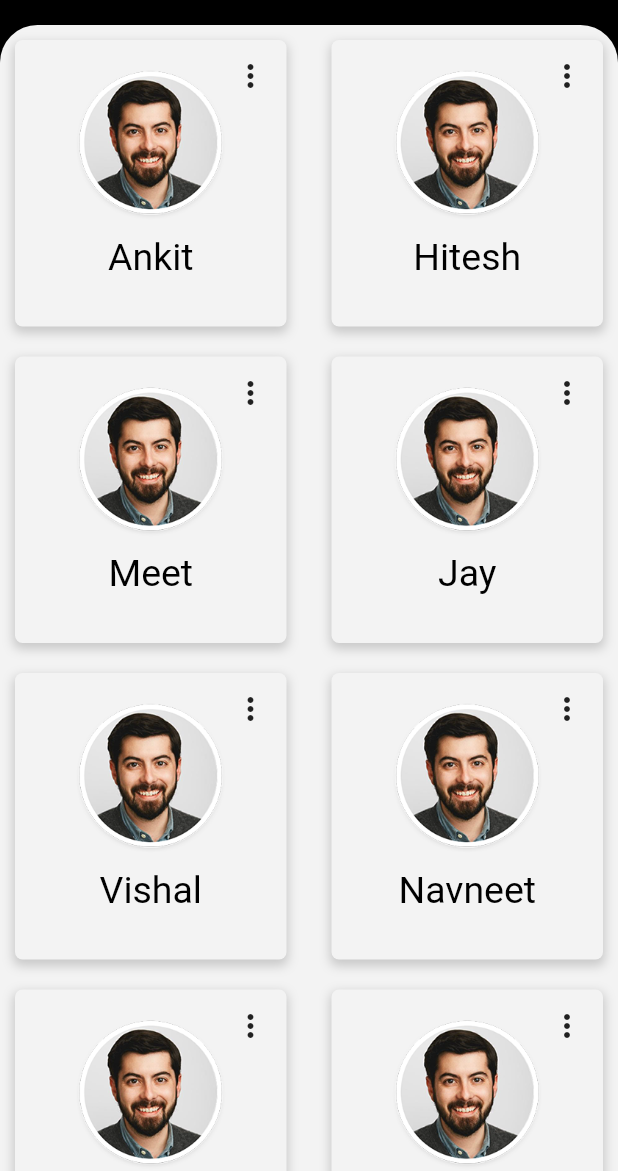
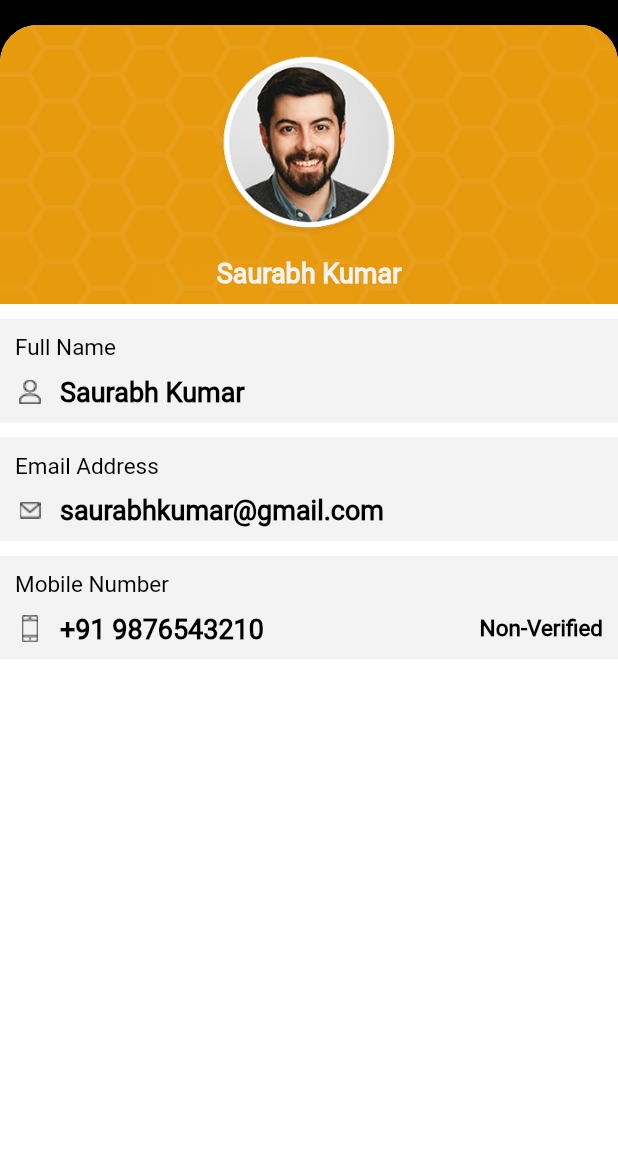
Before and after one commit to brijeshbodariya/ollapro_partner_flutter, a Flutter app: the NonVerifiedTenantSellAllScreen screen opened directly, after a tap on "Ankit", on a phone screen of 412 x 824 dp, the part 65-1236 px from its top. Run offline on Flutter 3.47's test engine with Material 2 defaults, Android fonts, the light colour scheme and no system bars; our stand-ins replace dotted_border, fluttertoast, geolocator, google_maps_flutter, image_picker, pin_code_text_field and 1 more; missing offline and left inert: flutter_google_maps, otp_count_down; statements that could not run were skipped.

Commit message:
tenant screen ui
tenant screen ui

```diff
--- a/lib/main.dart
+++ b/lib/main.dart
@@ -1,12 +1,12 @@
 import 'package:flutter/material.dart';
-// import 'package:flutter_google_maps/flutter_google_maps.dart';
+ import 'package:flutter_google_maps/flutter_google_maps.dart';
 import 'package:ollapro_partner/common/app.dart';
 import 'package:ollapro_partner/screens/splash/splashscreen.dart';
 
 
-void main()async {
+void main() {
   WidgetsFlutterBinding.ensureInitialized();
- // GoogleMap.init('AIzaSyBbRebrQXBFyRcSYWx2RfqEd769V6BlOgo');
+  GoogleMap.init('AIzaSyBbRebrQXBFyRcSYWx2RfqEd769V6BlOgo');
   runApp(MyApp());
 }
 
--- a/lib/screens/dashboard/dashboard_screen.dart
+++ b/lib/screens/dashboard/dashboard_screen.dart
@@ -549,7 +549,6 @@ class DashBoardScreenState extends State<DashBoardScreen>
 
     // set up the AlertDialog
     AlertDialog alert = AlertDialog(
-      title: Text("You just clicked on Logout"),
       content: Text("Are you sure want to Logout?"),
       actions: [
         cancelButton,
--- a/lib/screens/dashboard/new_list_properties_sell_all/new_list_property_screen.dart
+++ b/lib/screens/dashboard/new_list_properties_sell_all/new_list_property_screen.dart
@@ -3,6 +3,7 @@ import 'package:ollapro_partner/common/app.dart';
 import 'package:ollapro_partner/common/common_appbar.dart';
 import 'package:ollapro_partner/common/utils.dart';
 import 'package:ollapro_partner/model/newPropertiesList.dart';
+import 'package:ollapro_partner/screens/dashboard/property_detail/property_detail_screen.dart';
 
 import 'new_list_propertty_screen_view_model.dart';
 
@@ -68,7 +69,11 @@ class NewListPropertyScreenState extends State<NewListPropertyScreen>
                         scrollDirection: Axis.vertical,
                         itemCount: list.length,
                         itemBuilder: (context, index) {
-                          return Container(
+                          return InkWell(
+                            onTap: (){
+                              Navigator.push(context, MaterialPageRoute(builder: (context)=> PropertyDetailScreen() ));
+                            },
+                            child: Container(
                               height: 200,
                               width: Utils.getDeviceWidth(context),
                               margin: EdgeInsets.only(
@@ -132,6 +137,7 @@ class NewListPropertyScreenState extends State<NewListPropertyScreen>
                                   ],
                                 ),
                               ),
+                            ),
                           );
                         }),
                   ),
--- /dev/null
+++ b/lib/screens/dashboard/non_verified_profile/non_verified_profile_screen.dart
@@ -0,0 +1,259 @@
+import 'package:flutter/material.dart';
+import 'package:ollapro_partner/common/app.dart';
+import 'package:ollapro_partner/common/common_appbar.dart';
+import 'package:ollapro_partner/common/utils.dart';
+import 'package:ollapro_partner/screens/dashboard/drawer/my_profile/edit_profile_screen/edit_profile.dart';
+
+import 'non_verified_profile_screen_view_model.dart';
+
+class NonVerifiedProfileScreen extends StatefulWidget {
+  @override
+  NonVerifiedProfileScreenState createState() => NonVerifiedProfileScreenState();
+}
+
+class NonVerifiedProfileScreenState extends State<NonVerifiedProfileScreen> {
+  NonVerifiedProfileScreenViewModel model;
+
+
+  @override
+  Widget build(BuildContext context) {
+    print("runtimeType -> " + runtimeType.toString());
+    model ?? (model = NonVerifiedProfileScreenViewModel(this));
+    return Scaffold(
+      body: SafeArea(
+        child: Container(
+          color: primaryColor,
+          child: Stack(
+            children: [
+            appBarReward(context, App.nonVerifiedTenantTitle),
+              Container(
+                height: Utils.getDeviceHeight(context),
+                width: Utils.getDeviceWidth(context),
+                margin: EdgeInsets.only(top: 60),
+                decoration: BoxDecoration(
+                    borderRadius: BorderRadius.only(
+                        topLeft: Radius.circular(25),
+                        topRight: Radius.circular(25)),
+                    color: whiteMain),
+                child: SingleChildScrollView(
+                  scrollDirection: Axis.vertical,
+                  child: Column(
+                    children: [
+                      Container(
+                        width: MediaQuery.of(context).size.width,
+                        decoration: BoxDecoration(
+                            borderRadius: BorderRadius.only(
+                                topLeft: Radius.circular(25),
+                                topRight: Radius.circular(25)),
+                            image: DecorationImage(
+                                image: AssetImage(App.yellowBg),
+                                fit: BoxFit.cover)),
+                        child: Stack(
+                          alignment: Alignment.bottomCenter,
+                          children: [
+                            dashBoard(),
+                          ],
+                        ),
+                      ),
+                      SizedBox(
+                        height: 10,
+                      ),
+                      fullNameDisplay(),
+                      SizedBox(
+                        height: 10,
+                      ),
+                      emailDisplay(),
+                      SizedBox(
+                        height: 10,
+                      ),
+                      mobileDisplay(),
+                    ],
+                  ),
+                ),
+              )
+            ],
+          ),
+        ),
+      ),
+    );
+  }
+
+  dashBoard() {
+    return Container(
+      child: Column(
+        children: [
+          Container(
+              margin: EdgeInsets.only(top: 20, bottom: 10),
+              width: 120.0,
+              height: 120.0,
+              decoration: BoxDecoration(
+                  shape: BoxShape.circle,
+                  image: DecorationImage(
+                      fit: BoxFit.fill,
+                      image: AssetImage(
+                        App.userImage,
+                      )))),
+          Container(
+              margin: EdgeInsets.only(top: 5, bottom: 10),
+              child: Text(
+                "Saurabh Kumar",
+                style: TextStyle(
+                    fontSize: 18,
+                    fontFamily: App.font,
+                    color: white,
+                    fontWeight: FontWeight.bold),
+              )),
+        ],
+      ),
+    );
+  }
+  fullNameDisplay() {
+    return Container(
+      width: Utils.getDeviceWidth(context),
+      color: white,
+      child: Column(
+        children: [
+          Container(
+            alignment: Alignment.topLeft,
+            padding: EdgeInsets.only(left: 10, top: 10, bottom: 5),
+            child: Text(
+              App.fullName,
+              style: TextStyle(
+                  color: primaryColor, fontFamily: App.font, fontSize: 15),
+            ),
+          ),
+          Container(
+            alignment: Alignment.topLeft,
+            padding: EdgeInsets.only(left: 10, bottom: 10, top: 5),
+            child: Row(
+              children: [
+                Image.asset(
+                  App.personLogo,
+                  color: primaryColor,
+                  height: 20,
+                  width: 20,
+                ),
+                SizedBox(
+                  width: 10,
+                ),
+                Text(
+                  "Saurabh Kumar",
+                  style: TextStyle(
+                      color: primaryColor,
+                      fontWeight: FontWeight.bold,
+                      fontSize: 18),
+                ),
+              ],
+            ),
+          )
+        ],
+      ),
+    );
+  }
+  emailDisplay() {
+    return Container(
+      width: Utils.getDeviceWidth(context),
+      color: white,
+      child: Column(
+        children: [
+          Container(
+            alignment: Alignment.topLeft,
+            padding: EdgeInsets.only(left: 10, top: 10, bottom: 5),
+            child: Text(
+              App.emailAddress,
+              style: TextStyle(
+                  color: primaryColor, fontFamily: App.font, fontSize: 15),
+            ),
+          ),
+          Container(
+            alignment: Alignment.topLeft,
+            padding: EdgeInsets.only(left: 10, bottom: 10, top: 5),
+            child: Row(
+              children: [
+                Image.asset(
+                  App.emailLogo,
+                  color: primaryColor,
+                  height: 20,
+                  width: 20,
+                ),
+                SizedBox(
+                  width: 10,
+                ),
+                Text(
+                  "saurabhkumar@gmail.com",
+                  style: TextStyle(
+                      color: primaryColor,
+                      fontWeight: FontWeight.bold,
+                      fontSize: 18),
+                ),
+              ],
+            ),
+          )
+        ],
+      ),
+    );
+  }
+  mobileDisplay() {
+    return Container(
+      width: Utils.getDeviceWidth(context),
+      color: white,
+      child: Column(
+        children: [
+          Container(
+            alignment: Alignment.topLeft,
+            padding: EdgeInsets.only(left: 10, top: 10, bottom: 5),
+            child: Text(
+              App.mobileNumber,
+              style: TextStyle(
+                  color: primaryColor, fontFamily: App.font, fontSize: 15),
+            ),
+          ),
+          Container(
+            alignment: Alignment.topLeft,
+            padding: EdgeInsets.only(left: 10, bottom: 10, top: 5),
+            child: Row(
+              mainAxisAlignment: MainAxisAlignment.spaceBetween,
+              children: [
+                Row(
+                  children: [
+                    Image.asset(
+                      App.mobileLogo,
+                      color: primaryColor,
+                      height: 20,
+                      width: 20,
+                    ),
+                    SizedBox(
+                      width: 10,
+                    ),
+                    Text(
+                      "+91 9876543210",
+                      style: TextStyle(
+                          color: primaryColor,
+                          fontWeight: FontWeight.bold,
+                          fontSize: 18),
+                    )
+                  ],
+                ),
+                Row(
+                  children: [
+                    Container(
+                      margin: EdgeInsets.only(left: 5, right: 10),
+                      child: Text(
+                        "Non-Verified",
+                        style: TextStyle(
+                            color: primaryColor,
+                            fontFamily: App.font,
+                            fontSize: 15,
+                            fontWeight: FontWeight.bold),
+                      ),
+                    )
+                  ],
+                )
+              ],
+            ),
+          )
+        ],
+      ),
+    );
+  }
+}
--- /dev/null
+++ b/lib/screens/dashboard/non_verified_profile/non_verified_profile_screen_view_model.dart
@@ -0,0 +1,8 @@
+import 'non_verified_profile_screen.dart';
+
+class NonVerifiedProfileScreenViewModel{
+  NonVerifiedProfileScreenState state;
+  NonVerifiedProfileScreenViewModel(NonVerifiedProfileScreenState state){
+    this.state = state;
+  }
+}
--- a/lib/screens/dashboard/non_verified_tenant_sellall/non_verfied_tenant_sellall_screen.dart
+++ b/lib/screens/dashboard/non_verified_tenant_sellall/non_verfied_tenant_sellall_screen.dart
@@ -4,6 +4,7 @@ import 'package:ollapro_partner/common/common_appbar.dart';
 import 'package:ollapro_partner/common/utils.dart';
 import 'package:ollapro_partner/model/customPopUp.dart';
 import 'package:ollapro_partner/model/nonVerifiedTenant.dart';
+import 'package:ollapro_partner/screens/dashboard/non_verified_profile/non_verified_profile_screen.dart';
 
 import 'non_verfied_tenant_sellall_screen_view_model.dart';
 
@@ -104,7 +105,7 @@ class NonVerifiedTenantSellAllScreenState
               children: List.generate(list1.length, (index) {
                 return InkWell(
                     onTap: () {
-                      // getClickedReward(index);
+                      Navigator.push(context, MaterialPageRoute(builder: (context)=> NonVerifiedProfileScreen()));
                     },
                     child: Container(
                       margin: EdgeInsets.only(
--- a/lib/screens/dashboard/property/tab1/top_property_screen.dart
+++ b/lib/screens/dashboard/property/tab1/top_property_screen.dart
@@ -3,6 +3,7 @@ import 'package:ollapro_partner/common/app.dart';
 import 'package:ollapro_partner/common/utils.dart';
 import 'package:ollapro_partner/model/newPropertiesList.dart';
 import 'package:ollapro_partner/screens/dashboard/property/tab1/top_property_screen_view_model.dart';
+import 'package:ollapro_partner/screens/dashboard/property_detail/property_detail_screen.dart';
 
 class TopPropertyScreen extends StatefulWidget {
   @override
@@ -39,7 +40,12 @@ class TopPropertyScreenState extends State<TopPropertyScreen> {
               scrollDirection: Axis.vertical,
               itemCount: list.length,
               itemBuilder: (context, index) {
-                return Container(
+                return InkWell(
+
+                  onTap: (){
+                    Navigator.push(context, MaterialPageRoute(builder: (context)=> PropertyDetailScreen() ));
+                  },
+                  child: Container(
                     height: 200,
                     width: Utils.getDeviceWidth(context),
                     margin: EdgeInsets.only(
@@ -101,6 +107,7 @@ class TopPropertyScreenState extends State<TopPropertyScreen> {
                         ],
                       ),
                     ),
+                  ),
                 );
               }),
         ),
--- a/lib/screens/dashboard/property_detail/property_detail_screen.dart
+++ b/lib/screens/dashboard/property_detail/property_detail_screen.dart
@@ -1,4 +1,4 @@
-import 'dart:convert';
+
 
 import 'package:flutter/material.dart';
 import 'package:geolocator/geolocator.dart';
@@ -24,15 +24,22 @@ class PropertyDetailScreenState extends State<PropertyDetailScreen> {
 
   BitmapDescriptor pinLocationIcon;
   Set<Marker> _markers = {};
-  Completer<GoogleMapController> _controller = Completer();
+  Completer<GoogleMapController> googleController = Completer();
   static LatLng _initialPosition;
   static LatLng _lastMapPosition = _initialPosition;
+  static const LatLng _center = const LatLng(45.521563, -122.677433);
+
+  void _onMapCreated(GoogleMapController controller) {
+    googleController.complete(controller);
+  }
+
 
   @override
   void initState() {
     super.initState();
     setCustomMapPin();
   }
+
 
   void setCustomMapPin() async {
     Position position =
@@ -41,6 +48,10 @@ class PropertyDetailScreenState extends State<PropertyDetailScreen> {
     pinLocationIcon = await BitmapDescriptor.fromAssetImage(
         ImageConfiguration(devicePixelRatio: 5), App.pinLogo);
     print(_initialPosition);
+  }
+
+  _onCameraMove(CameraPosition position) {
+    _lastMapPosition = position.target;
   }
 
   @override
@@ -89,8 +100,18 @@ class PropertyDetailScreenState extends State<PropertyDetailScreen> {
                       locationTitle(),
                       _initialPosition == null
                           ? Container(
-                        child: Center(child: Text("Loading Map",style: TextStyle(fontFamily: App.font,fontSize: 20,color: primaryColor),)),
-                      )
+                              margin: EdgeInsets.only(
+                                  left: 10, right: 10, top: 10, bottom: 20),
+                              height: Utils.getDeviceHeight(context) / 3,
+                              width: Utils.getDeviceWidth(context),
+                              child: GoogleMap(
+                                onMapCreated: _onMapCreated,
+                                initialCameraPosition: CameraPosition(
+                                  target: _center,
+                                  zoom: 11.0,
+                                ),
+                              ),
+                            )
                           : Container(
                               margin: EdgeInsets.only(
                                   left: 10, right: 10, top: 10, bottom: 20),
@@ -100,24 +121,35 @@ class PropertyDetailScreenState extends State<PropertyDetailScreen> {
                                   myLocationEnabled: false,
                                   compassEnabled: true,
                                   markers: _markers,
+                                onCameraMove: _onCameraMove,
                                   initialCameraPosition: CameraPosition(
                                     target: _initialPosition,
-                                    zoom: 14.4746,
+                                    zoom: 12,
                                   ),
                                   zoomGesturesEnabled: true,
-                                  onMapCreated:
-                                      (GoogleMapController controller) {
-                                    controller
-                                        .setMapStyle(MapsGoogle.mapStyles);
-                                    _controller.complete(controller);
+                                onMapCreated: (GoogleMapController controller){
+                                  googleController.complete(controller);
                                     setState(() {
                                       _markers.add(Marker(
-                                          markerId: MarkerId('<MARKER_ID>'),
-                                          position: _initialPosition,
-                                          icon: pinLocationIcon));
+                                        markerId: MarkerId('<MARKER_ID>'),
+                                                position: _initialPosition,
+                                                icon: pinLocationIcon
+                                      ));
                                     });
-                                  })),
-                    ],
+                                },
+                                  // onMapCreated:
+                                  //     (GoogleMapController controller) {
+                                  //   controller
+                                  //       .setMapStyle(MapsGoogle.mapStyles);
+                                  //   _controller.complete(controller);
+                                  //   setState(() {
+                                  //     _markers.add(Marker(
+                                  //         markerId: MarkerId('<MARKER_ID>'),
+                                  //         position: _initialPosition,
+                                  //         icon: pinLocationIcon));
+                                  //   });
+                                  // })),
+                              ))],
                   ),
                 ),
               ),
@@ -222,6 +254,7 @@ class PropertyDetailScreenState extends State<PropertyDetailScreen> {
       ],
     );
   }
+
   description() {
     return Column(
       children: [
@@ -250,6 +283,7 @@ class PropertyDetailScreenState extends State<PropertyDetailScreen> {
       ],
     );
   }
+
   locationTitle() {
     return Column(
       children: [
--- a/lib/screens/dashboard/tenant/tenant_screen.dart
+++ b/lib/screens/dashboard/tenant/tenant_screen.dart
@@ -5,6 +5,8 @@ import 'package:ollapro_partner/common/common_button.dart';
 import 'package:ollapro_partner/common/utils.dart';
 import 'package:ollapro_partner/model/newlandlord.dart';
 import 'package:ollapro_partner/model/customPopUp.dart';
+import 'package:ollapro_partner/screens/dashboard/landlord/landlord_edit/landlord_edit_screen.dart';
+import 'package:ollapro_partner/screens/dashboard/landlord/landlord_view_profile/landlord_view_profile_screen.dart';
 import 'package:ollapro_partner/screens/dashboard/tenant/tenant_screen_view_model.dart';
 import 'add_tenant/add_tenant_screen.dart';
 
@@ -235,7 +237,9 @@ class TenantScreenState extends State<TenantScreen> with SingleTickerProviderSta
                       mainAxisAlignment: MainAxisAlignment.spaceEvenly,
                       children: [
                         InkWell(
-                          onTap: () {},
+                          onTap: () {
+                            Navigator.push(context, MaterialPageRoute(builder: (context)=> LandLordEditScreen()));
+                          },
                           child: Text(
                             'Edit Profile',
                             style: TextStyle(
@@ -250,7 +254,9 @@ class TenantScreenState extends State<TenantScreen> with SingleTickerProviderSta
                           color: secondaryColor,
                         ),
                         InkWell(
-                          onTap: () {},
+                          onTap: () {
+                            Navigator.push(context, MaterialPageRoute(builder: (context)=> LandLordViewProfileScreen()));
+                          },
                           child: Text(
                             'View Profile',
                             style: TextStyle(
```
Lines whose indentation alone changed are shown as unchanged.
